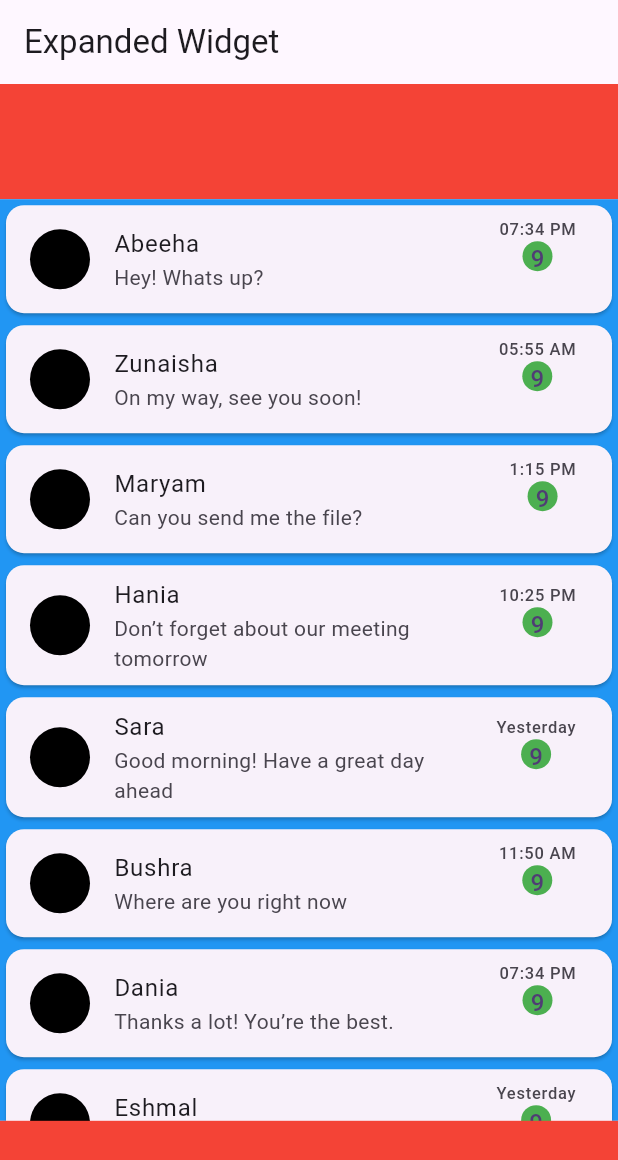
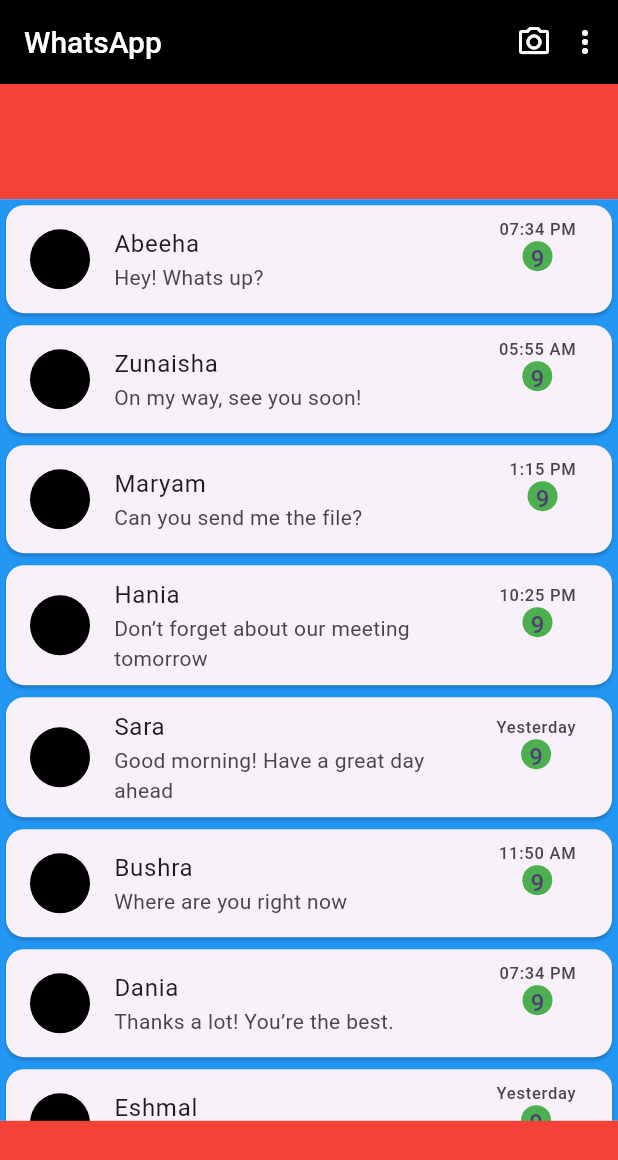
Before and after one commit to Areeba-ai05/WA-full-clone, a Flutter app: the ExpandedClass screen opened directly, on a phone screen of 412 x 824 dp. Shown: the top 1160 px of the screen. Run offline on Flutter 3.47's test engine with Material 3 defaults, Android fonts, the phone set to English and light mode, and no system bars; statements that could not run were skipped.

Commit message:
add appbar

```diff
--- a/lib/main.dart
+++ b/lib/main.dart
@@ -33,6 +33,7 @@ class MyApp extends StatelessWidget {
         useMaterial3: true,
       ),
       home: ExpandedClass()
+      debugShowCheckedModeBanner: false,
       //const MyHomePage(title: 'Flutter Demo Home Page'),
     );
   }
--- a/lib/whatsapp/wapp.dart
+++ b/lib/whatsapp/wapp.dart
@@ -73,7 +73,15 @@ class ExpandedClass extends StatelessWidget {
   Widget build(BuildContext context) {
     return Scaffold(
       appBar: AppBar(
-        title: Text('Expanded Widget'),
+        backgroundColor:Colors.black,
+        title:Text('WhatsApp',
+          style: TextStyle(fontSize:20,fontWeight: FontWeight.w500, color:Colors.white),),
+        actions: [
+          Icon(Icons.camera_alt_outlined,color: Colors.white,),
+          SizedBox(width: 10,),
+          Icon(Icons.more_vert,color: Colors.white,),
+          SizedBox(width: 10,),
+        ],
       ),
       body: Column(
         children: [
@@ -109,10 +117,6 @@ class ExpandedClass extends StatelessWidget {
                       );
                     },
                   )
-
-
-
-
               )),
           Expanded
             (flex:10,
```
